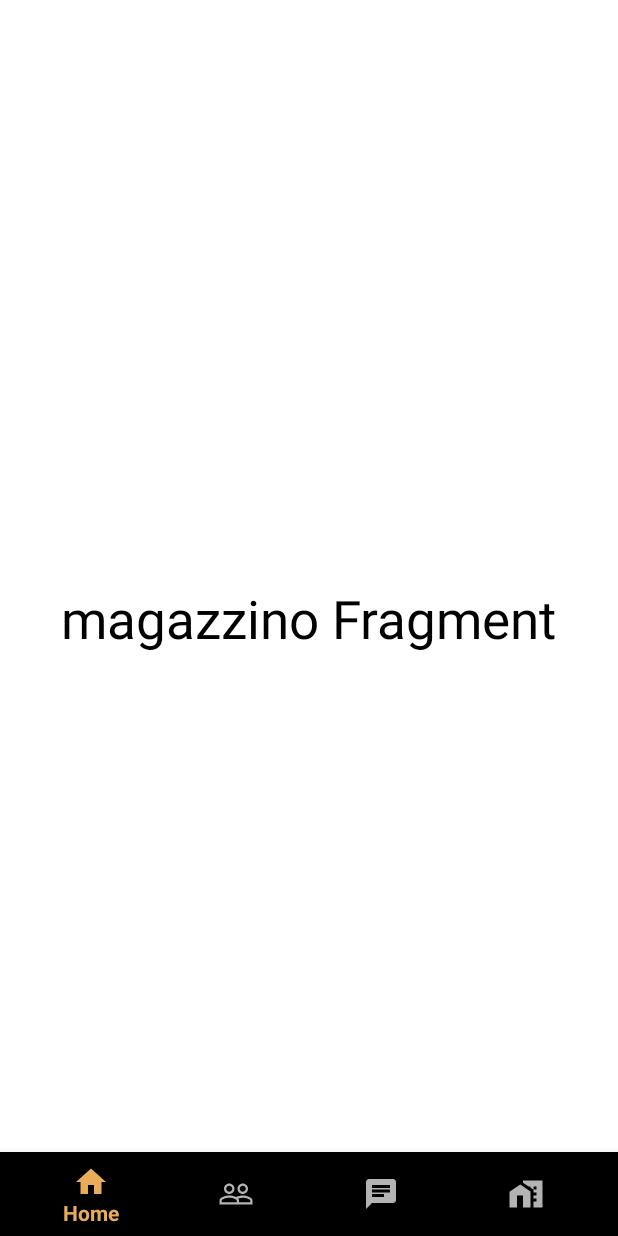
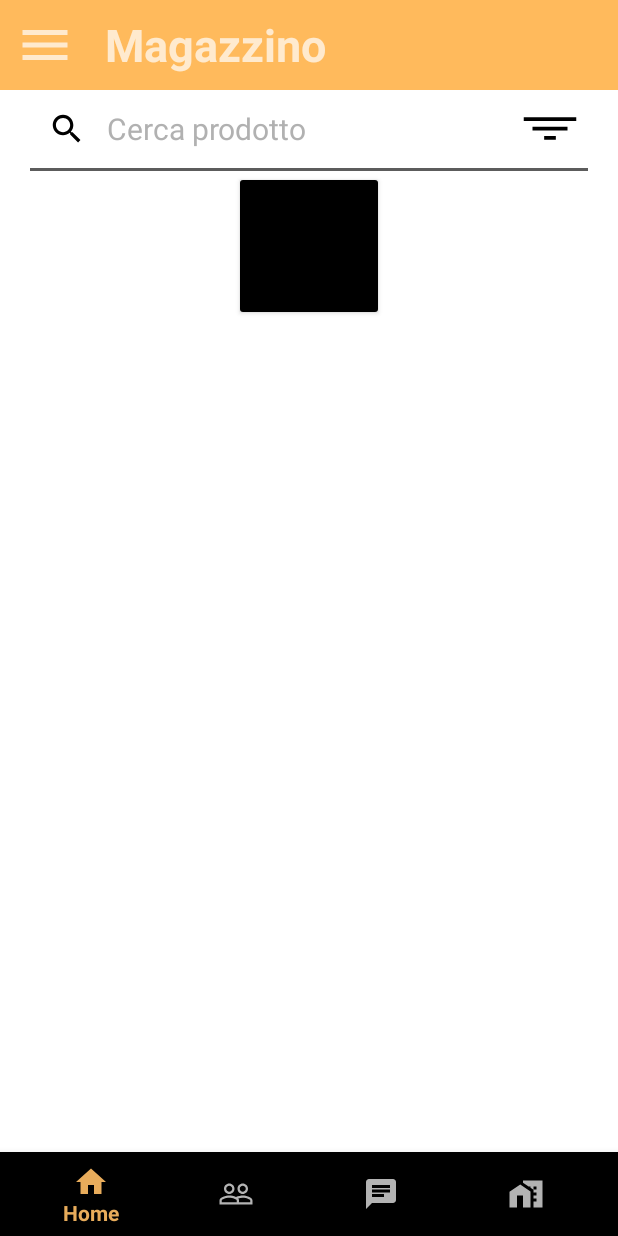
Before and after one commit to OviMori/MyTzilleri, an Android app: the MagazzinoFrag screen opened through its navigation route, on a phone screen of 412 x 824 dp. Run offline under Robolectric (Android 15) with nearby library versions, the phone set to English and light mode, and no system bars; our stand-ins replace navigation-ui.

Commit message:
Fragment MagazzinoFrag
aggiunta l activity pagina prodotto con annesso xml
creato lo style per le linee che separano le voci nelle varie schermate

Da implementare:
* La modofica dell immagine del prodotto
* Aggiungere le info del produttore nella pagina del prodotto

```diff
--- a/app/src/main/AndroidManifest.xml
+++ b/app/src/main/AndroidManifest.xml
@@ -17,6 +17,8 @@
                 <category android:name="android.intent.category.LAUNCHER" />
             </intent-filter>
         </activity>
+        <activity android:name=".PaginaProdotto"/>
+
     </application>
     android:usesCleartextTraffic="true"
 
--- a/app/src/main/java/com/example/mytzilleri/MagazzinoFrag.java
+++ b/app/src/main/java/com/example/mytzilleri/MagazzinoFrag.java
@@ -1,12 +1,19 @@
 package com.example.mytzilleri;
 
+import android.content.Context;
+import android.content.Intent;
 import android.os.Bundle;
 
 import androidx.fragment.app.Fragment;
+import androidx.recyclerview.widget.RecyclerView;
 
 import android.view.LayoutInflater;
 import android.view.View;
 import android.view.ViewGroup;
+import android.widget.Button;
+import android.widget.FrameLayout;
+import android.widget.ImageButton;
+import android.widget.LinearLayout;
 
 /**
  * A simple {@link Fragment} subclass.
@@ -23,6 +30,11 @@ public class MagazzinoFrag extends Fragment {
     // TODO: Rename and change types of parameters
     private String mParam1;
     private String mParam2;
+
+    //------------------------------------------------------
+    //Mie variabili
+    Button bottone;
+    //------------------------------------------------------
 
     public MagazzinoFrag() {
         // Required empty public constructor
@@ -56,9 +68,21 @@ public class MagazzinoFrag extends Fragment {
     }
 
     @Override
-    public View onCreateView(LayoutInflater inflater, ViewGroup container,
-                             Bundle savedInstanceState) {
+    public View onCreateView(LayoutInflater inflater, ViewGroup container, Bundle savedInstanceState) {
         // Inflate the layout for this fragment
-        return inflater.inflate(R.layout.fragment_magazzino, container, false);
+        View v =  inflater.inflate(R.layout.fragment_magazzino, container, false);
+
+        bottone = v.findViewById(R.id.bottone);
+
+        bottone.setOnClickListener(new View.OnClickListener() {
+            @Override
+            public void onClick(View v) {
+                Intent inte = new Intent(getContext(),  PaginaProdotto.class);
+                startActivity(inte);
+
+            }
+        });
+
+        return v;
     }
 }
--- /dev/null
+++ b/app/src/main/res/drawable/filter_icon.xml
@@ -0,0 +1,10 @@
+<vector xmlns:android="http://schemas.android.com/apk/res/android"
+    android:width="24dp"
+    android:height="24dp"
+    android:viewportWidth="24"
+    android:viewportHeight="24"
+    android:tint="@color/black">
+  <path
+      android:fillColor="@android:color/white"
+      android:pathData="M10,18h4v-2h-4v2zM3,6v2h18L21,6L3,6zM6,13h12v-2L6,11v2z"/>
+</vector>
--- /dev/null
+++ b/app/src/main/res/drawable/search_icon_black.xml
@@ -0,0 +1,10 @@
+<vector xmlns:android="http://schemas.android.com/apk/res/android"
+    android:width="24dp"
+    android:height="24dp"
+    android:viewportWidth="24"
+    android:viewportHeight="24"
+    android:tint="@color/black">
+  <path
+      android:fillColor="@android:color/white"
+      android:pathData="M15.5,14h-0.79l-0.28,-0.27C15.41,12.59 16,11.11 16,9.5 16,5.91 13.09,3 9.5,3S3,5.91 3,9.5 5.91,16 9.5,16c1.61,0 3.09,-0.59 4.23,-1.57l0.27,0.28v0.79l5,4.99L20.49,19l-4.99,-5zM9.5,14C7.01,14 5,11.99 5,9.5S7.01,5 9.5,5 14,7.01 14,9.5 11.99,14 9.5,14z"/>
+</vector>
--- a/app/src/main/res/layout/fragment_magazzino.xml
+++ b/app/src/main/res/layout/fragment_magazzino.xml
@@ -1,24 +1,150 @@
 <?xml version="1.0" encoding="utf-8"?>
-<androidx.constraintlayout.widget.ConstraintLayout xmlns:android="http://schemas.android.com/apk/res/android"
+<LinearLayout
+    xmlns:android="http://schemas.android.com/apk/res/android"
     xmlns:app="http://schemas.android.com/apk/res-auto"
     xmlns:tools="http://schemas.android.com/tools"
     android:layout_width="match_parent"
     android:layout_height="match_parent"
     android:background="@color/white"
+    android:orientation="vertical"
     tools:context=".MagazzinoFrag">
 
 
+    <LinearLayout
+        android:layout_width="match_parent"
+        android:layout_height="60dp"
+        android:background="@color/main_orange"
+        android:weightSum="1">
 
-    <TextView
-        android:id="@+id/magazzinoFragmentId"
-        android:layout_width="wrap_content"
+        <LinearLayout
+            android:layout_width="60dp"
+            android:layout_height="60dp"
+            android:gravity="center">
+
+            <ImageView
+                android:layout_width="40dp"
+                android:layout_height="40dp"
+                android:layout_gravity="center"
+                android:background="@drawable/menu_icon"/>
+
+        </LinearLayout>
+
+        <LinearLayout
+            android:layout_width="wrap_content"
+            android:layout_height="match_parent"
+            android:layout_marginLeft="10dp"
+            android:orientation="horizontal">
+
+            <TextView
+                android:layout_width="wrap_content"
+                android:layout_height="wrap_content"
+                android:layout_gravity="center"
+                android:textStyle="bold"
+                android:textSize="30dp"
+                android:text="Magazzino"/>
+
+        </LinearLayout>
+
+        <LinearLayout
+            android:layout_width="match_parent"
+            android:layout_height="match_parent"
+            android:gravity="right">
+
+            <LinearLayout
+                android:layout_width="60dp"
+                android:layout_height="60dp"
+                android:gravity="center">
+
+            </LinearLayout>
+        </LinearLayout>
+
+    </LinearLayout>
+
+        <LinearLayout
+            android:layout_width="match_parent"
+            android:layout_height="wrap_content"
+            android:weightSum="5"
+            android:padding="2dp"
+            android:layout_marginLeft="20dp"
+            android:layout_marginRight="20dp"
+            android:gravity="center"
+            android:orientation="horizontal">
+
+            <LinearLayout
+                android:layout_width="wrap_content"
+                android:layout_height="wrap_content"
+                android:gravity="left">
+
+                <ImageView
+                    android:id="@+id/search_magazzino_icon"
+                    android:layout_width="25dp"
+                    android:layout_height="25dp"
+                    android:layout_marginLeft="10dp"
+                    android:layout_marginRight="10dp"
+                    android:layout_marginTop="10dp"
+                    android:layout_marginBottom="10dp"
+                    android:layout_weight="1"
+                    android:layout_gravity="center"
+                    android:clickable="true"
+                    android:src="@drawable/search_icon_black"/>
+
+            </LinearLayout>
+
+
+            <LinearLayout
+                android:layout_width="match_parent"
+                android:layout_height="wrap_content"
+                android:gravity="center">
+
+                <EditText
+                    android:id="@+id/search_magazzino_edittext"
+                    android:layout_width="0dp"
+                    android:layout_height="wrap_content"
+                    android:layout_weight="3"
+                    android:textSize="20dp"
+                    android:textColorHint="@color/hint_grey"
+                    android:hint="Cerca prodotto"
+                    android:textColor="@color/hint_grey"/>
+
+                <ImageView
+                    android:id="@+id/filter_icon"
+                    android:layout_width="0dp"
+                    android:layout_height="30dp"
+                    android:layout_weight="0.5"
+                    android:layout_gravity="center"
+                    android:clickable="true"
+                    android:contextClickable="true"
+                    android:background="@drawable/filter_icon"/>
+
+            </LinearLayout>
+
+        </LinearLayout>
+
+
+        <View
+            android:layout_width="match_parent"
+            android:layout_height="2dp"
+            android:layout_marginRight="20dp"
+            android:layout_marginLeft="20dp"
+            android:background="@color/back_g_profile_image"/>
+
+
+    <androidx.recyclerview.widget.RecyclerView
+        android:layout_width="match_parent"
         android:layout_height="wrap_content"
-        android:text="magazzino Fragment"
-        android:textColor="@color/black"
-        android:textSize="35dp"
-        app:layout_constraintBottom_toBottomOf="parent"
-        app:layout_constraintEnd_toEndOf="parent"
-        app:layout_constraintStart_toStartOf="parent"
-        app:layout_constraintTop_toTopOf="parent" />
+        android:layout_marginLeft="20dp"
+        android:layout_marginRight="20dp">
 
-</androidx.constraintlayout.widget.ConstraintLayout>
+
+    </androidx.recyclerview.widget.RecyclerView>
+
+
+    <Button
+        android:id="@+id/bottone"
+        android:layout_width="100dp"
+        android:layout_height="100dp"
+        android:layout_gravity="center"
+        android:backgroundTint="@color/black"
+        />
+
+</LinearLayout>
--- a/app/src/main/res/values/colors.xml
+++ b/app/src/main/res/values/colors.xml
@@ -9,7 +9,18 @@
     <color name="white">#FFFFFFFF</color>
     <color name="main_orange">#FFBA5C</color>
     <color name="nav_bar_color">#E8AC5B</color>
-    <color name="back_g_profile_image">#B1B1B1</color>
+    <color name="back_g_profile_image">#5C5C5C</color>
+    <color name="hint_grey">#B1B1B1</color>
+    <color name="black_separator">#C5C5C5</color>
+
+
+
+    <color name="disable_foreground_grey">#42221f1f</color>
+    <color name="disable_thumb_grey">#1c000000</color>
+    <color name="enable_thumb_green">#FFBA5C</color>
+
+
+
 
 
 </resources>
```
Also changed, not shown: app/src/main/java/com/example/mytzilleri/PaginaProdotto.java (added, +49 -0 lines), app/src/main/res/drawable/search_icon_white.xml (added, +10 -0 lines), app/src/main/res/layout/fragment_profilo.xml (+5 -13 lines), app/src/main/res/layout/pagina_prodotto.xml (added, +244 -0 lines), app/src/main/res/values-night/themes.xml (+11 -0 lines), app/src/main/res/values/style.xml (added, +11 -0 lines), app/src/main/res/values/themes.xml (+17 -0 lines).
